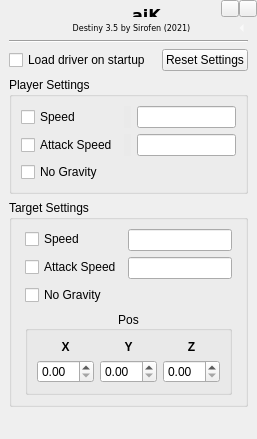
Old version of the form aikwidget.ui in the repository sirofen/aiK.
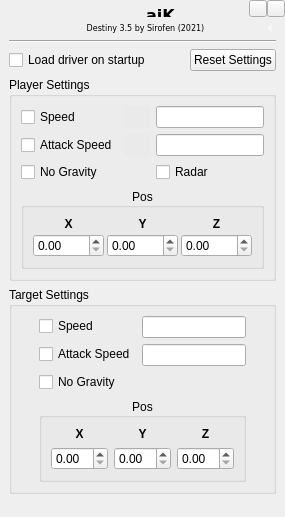
New version of the form. Custom widgets are drawn as their Qt base class.

Commit message: save prev values when check enable player speed/attack_speed buttons, radar

```diff
--- a/aikwidget.ui
+++ b/aikwidget.ui
@@ -795,7 +795,7 @@
         <bool>true</bool>
        </property>
        <layout class="QGridLayout" name="gridLayout_2">
-        <item row="0" column="0">
+        <item row="1" column="0">
          <layout class="QGridLayout" name="gridLayout">
           <property name="leftMargin">
            <number>0</number>
@@ -946,8 +946,79 @@
             </property>
            </widget>
           </item>
+          <item row="2" column="2">
+           <widget class="QCheckBox" name="enableRadar">
+            <property name="text">
+             <string>Radar</string>
+            </property>
+           </widget>
+          </item>
          </layout>
         </item>
+        <item row="2" column="0">
+         <widget class="QGroupBox" name="playerPosGroupBox">
+          <property name="title">
+           <string>Pos</string>
+          </property>
+          <property name="alignment">
+           <set>Qt::AlignCenter</set>
+          </property>
+          <layout class="QGridLayout" name="gridLayout_4">
+           <property name="spacing">
+            <number>3</number>
+           </property>
+           <item row="0" column="0">
+            <layout class="QGridLayout" name="playerPosGridLayout">
+             <property name="spacing">
+              <number>3</number>
+             </property>
+             <item row="1" column="3">
+              <widget class="QDoubleSpinBox" name="playerZCoordBox">
+               <property name="maximum">
+                <double>9999.989999999999782</double>
+               </property>
+              </widget>
+             </item>
+             <item row="1" column="1">
+              <widget class="QDoubleSpinBox" name="playerYCoordBox">
+               <property name="maximum">
+                <double>9999.989999999999782</double>
+               </property>
+              </widget>
+             </item>
+             <item row="1" column="0">
+              <widget class="QDoubleSpinBox" name="playerXCoordBox">
+               <property name="maximum">
+                <double>9999.989999999999782</double>
+               </property>
+              </widget>
+             </item>
+             <item row="0" column="0">
+              <widget class="QLabel" name="playerXCoordLabel">
+               <property name="text">
+                <string>&lt;html&gt;&lt;head/&gt;&lt;body&gt;&lt;p align=&quot;center&quot;&gt;&lt;span style=&quot; font-weight:600;&quot;&gt;X&lt;/span&gt;&lt;/p&gt;&lt;/body&gt;&lt;/html&gt;</string>
+               </property>
+              </widget>
+             </item>
+             <item row="0" column="1">
+              <widget class="QLabel" name="playerYCoordLabel">
+               <property name="text">
+                <string>&lt;html&gt;&lt;head/&gt;&lt;body&gt;&lt;p align=&quot;center&quot;&gt;&lt;span style=&quot; font-weight:600;&quot;&gt;Y&lt;/span&gt;&lt;/p&gt;&lt;/body&gt;&lt;/html&gt;</string>
+               </property>
+              </widget>
+             </item>
+             <item row="0" column="3">
+              <widget class="QLabel" name="playerZCoordLabel">
+               <property name="text">
+                <string>&lt;html&gt;&lt;head/&gt;&lt;body&gt;&lt;p align=&quot;center&quot;&gt;&lt;span style=&quot; font-weight:600;&quot;&gt;Z&lt;/span&gt;&lt;/p&gt;&lt;/body&gt;&lt;/html&gt;</string>
+               </property>
+              </widget>
+             </item>
+            </layout>
+           </item>
+          </layout>
+         </widget>
+        </item>
        </layout>
       </widget>
      </item>
```
Left out of the diff: 12 changed lines with no effect on the pictures. The commit also changes 10 other files.
